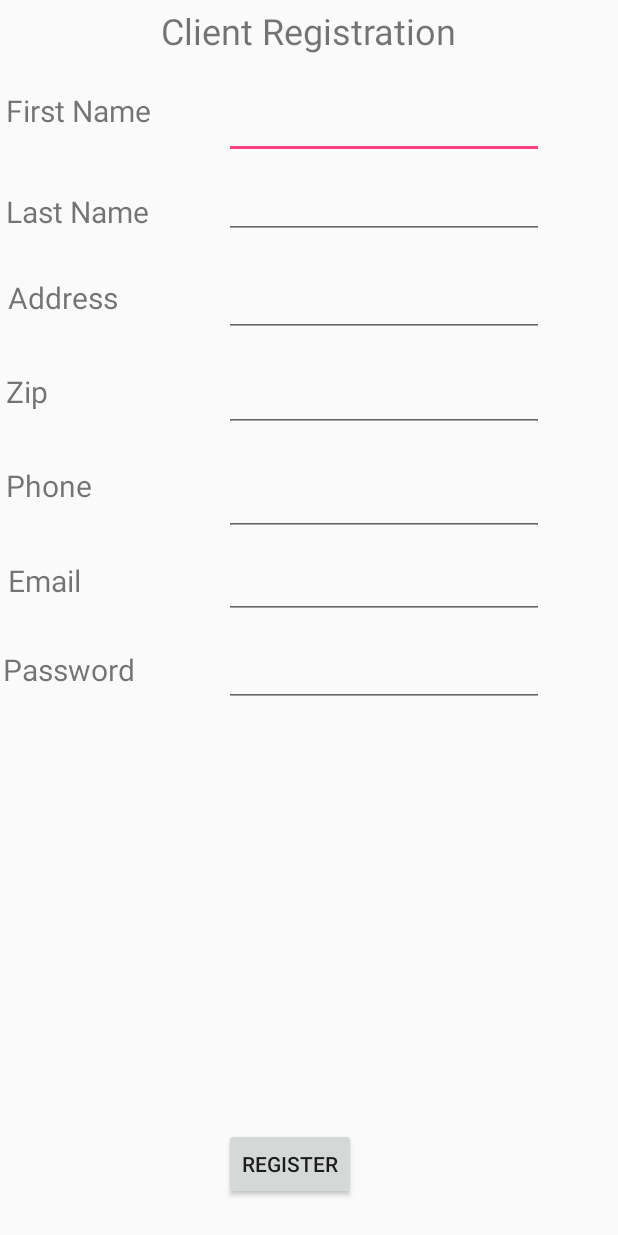
After one commit to CAPSTONE-2018/ShareFest, an Android app: the RegisterClientActivity screen opened directly, with no data from a screen before it, on a phone screen of 412 x 824 dp. The commit adds this screen. Run offline under Robolectric (Android 15) with nearby library versions, the phone set to English and light mode, and no system bars; Roboto replaces fonts that are not available here.

Commit message:
Farmina - added registration page

```diff
--- a/FoodServiceMobileApp/app/src/main/AndroidManifest.xml
+++ b/FoodServiceMobileApp/app/src/main/AndroidManifest.xml
@@ -33,7 +33,9 @@
         <activity android:name=".BusinessAccountActivity" />
         <activity android:name=".ClientCheckPackageActivity" />
         <activity android:name=".ClientAccountActivity" />
-        <activity android:name=".RegisterActivity"></activity>
+        <activity android:name=".RegisterActivity" />
+        <activity android:name=".RegisterBusinessActivity" />
+        <activity android:name=".RegisterClientActivity"></activity>
     </application>
 
 </manifest>
--- /dev/null
+++ b/FoodServiceMobileApp/app/src/main/java/com/example/jaren/foodservice_mobileapp/RegisterClientActivity.java
@@ -0,0 +1,13 @@
+package com.example.jaren.foodservice_mobileapp;
+
+import android.support.v7.app.AppCompatActivity;
+import android.os.Bundle;
+
+public class RegisterClientActivity extends AppCompatActivity {
+
+    @Override
+    protected void onCreate(Bundle savedInstanceState) {
+        super.onCreate(savedInstanceState);
+        setContentView(R.layout.activity_register_client);
+    }
+}
--- /dev/null
+++ b/FoodServiceMobileApp/app/src/main/res/layout/activity_register_client.xml
@@ -0,0 +1,182 @@
+<?xml version="1.0" encoding="utf-8"?>
+<android.support.constraint.ConstraintLayout xmlns:android="http://schemas.android.com/apk/res/android"
+    xmlns:app="http://schemas.android.com/apk/res-auto"
+    xmlns:tools="http://schemas.android.com/tools"
+    android:layout_width="match_parent"
+    android:layout_height="match_parent"
+    tools:context="com.example.jaren.foodservice_mobileapp.RegisterClientActivity"
+    tools:layout_editor_absoluteY="25dp">
+
+    <TextView
+        android:id="@+id/tvClient"
+        android:layout_width="wrap_content"
+        android:layout_height="wrap_content"
+        android:layout_marginTop="4dp"
+        android:text="Client Registration"
+        android:textSize="24dp"
+        app:layout_constraintEnd_toEndOf="parent"
+        app:layout_constraintStart_toStartOf="parent"
+        app:layout_constraintTop_toTopOf="parent" />
+
+    <TextView
+        android:id="@+id/tvClientFName"
+        android:layout_width="wrap_content"
+        android:layout_height="wrap_content"
+        android:layout_marginStart="4dp"
+        android:layout_marginTop="60dp"
+        android:text="First Name"
+        android:textSize="20dp"
+        app:layout_constraintStart_toStartOf="parent"
+        app:layout_constraintTop_toTopOf="parent" />
+
+    <EditText
+        android:id="@+id/etClientName"
+        android:layout_width="wrap_content"
+        android:layout_height="wrap_content"
+        android:layout_marginEnd="35dp"
+        android:layout_marginStart="42dp"
+        android:layout_marginTop="24dp"
+        android:ems="10"
+        android:inputType="textPersonName"
+        app:layout_constraintEnd_toEndOf="parent"
+        app:layout_constraintHorizontal_bias="0.0"
+        app:layout_constraintStart_toStartOf="@+id/tvClient"
+        app:layout_constraintTop_toBottomOf="@+id/tvClient" />
+
+    <TextView
+        android:id="@+id/tvLastName"
+        android:layout_width="wrap_content"
+        android:layout_height="wrap_content"
+        android:layout_marginStart="4dp"
+        android:layout_marginTop="40dp"
+        android:text="Last Name"
+        android:textSize="20dp"
+        app:layout_constraintStart_toStartOf="parent"
+        app:layout_constraintTop_toBottomOf="@+id/tvClientFName" />
+
+    <EditText
+        android:id="@+id/etLastName"
+        android:layout_width="wrap_content"
+        android:layout_height="wrap_content"
+        android:layout_marginTop="8dp"
+        android:ems="10"
+        android:inputType="textPersonName"
+        app:layout_constraintEnd_toEndOf="@+id/etClientName"
+        app:layout_constraintTop_toBottomOf="@+id/etClientName" />
+
+    <TextView
+        android:id="@+id/tvAddress"
+        android:layout_width="wrap_content"
+        android:layout_height="wrap_content"
+        android:layout_marginStart="5dp"
+        android:layout_marginTop="30dp"
+        android:text="Address"
+        android:textSize="20dp"
+        app:layout_constraintStart_toStartOf="parent"
+        app:layout_constraintTop_toBottomOf="@+id/tvLastName" />
+
+    <EditText
+        android:id="@+id/etAddress"
+        android:layout_width="wrap_content"
+        android:layout_height="wrap_content"
+        android:layout_marginTop="20dp"
+        android:ems="10"
+        android:inputType="textPersonName"
+        app:layout_constraintStart_toStartOf="@+id/etLastName"
+        app:layout_constraintTop_toBottomOf="@+id/etLastName" />
+
+    <TextView
+        android:id="@+id/tvZip"
+        android:layout_width="wrap_content"
+        android:layout_height="wrap_content"
+        android:layout_marginStart="4dp"
+        android:layout_marginTop="35dp"
+        android:text="Zip"
+        android:textSize="20dp"
+        app:layout_constraintStart_toStartOf="parent"
+        app:layout_constraintTop_toBottomOf="@+id/tvAddress" />
+
+    <EditText
+        android:id="@+id/etZip"
+        android:layout_width="wrap_content"
+        android:layout_height="wrap_content"
+        android:layout_marginTop="18dp"
+        android:ems="10"
+        android:inputType="textPersonName"
+        app:layout_constraintStart_toStartOf="@+id/etAddress"
+        app:layout_constraintTop_toBottomOf="@+id/etAddress" />
+
+    <TextView
+        android:id="@+id/tvPhonr"
+        android:layout_width="wrap_content"
+        android:layout_height="wrap_content"
+        android:layout_marginStart="4dp"
+        android:layout_marginTop="35dp"
+        android:text="Phone"
+        android:textSize="20dp"
+        app:layout_constraintStart_toStartOf="parent"
+        app:layout_constraintTop_toBottomOf="@+id/tvZip" />
+
+    <EditText
+        android:id="@+id/etPhone"
+        android:layout_width="wrap_content"
+        android:layout_height="wrap_content"
+        android:layout_marginTop="24dp"
+        android:ems="10"
+        android:inputType="textPersonName"
+        app:layout_constraintStart_toStartOf="@+id/etZip"
+        app:layout_constraintTop_toBottomOf="@+id/etZip" />
+
+    <TextView
+        android:id="@+id/tvEmail"
+        android:layout_width="wrap_content"
+        android:layout_height="wrap_content"
+        android:layout_marginStart="5dp"
+        android:layout_marginTop="36dp"
+        android:text="Email"
+        android:textSize="20dp"
+        app:layout_constraintStart_toStartOf="parent"
+        app:layout_constraintTop_toBottomOf="@+id/tvPhonr" />
+
+    <EditText
+        android:id="@+id/etEmail"
+        android:layout_width="wrap_content"
+        android:layout_height="wrap_content"
+        android:layout_marginTop="10dp"
+        android:ems="10"
+        android:inputType="textPersonName"
+        app:layout_constraintStart_toStartOf="@+id/etPhone"
+        app:layout_constraintTop_toBottomOf="@+id/etPhone" />
+
+    <TextView
+        android:id="@+id/tvPassword"
+        android:layout_width="wrap_content"
+        android:layout_height="wrap_content"
+        android:layout_marginStart="2dp"
+        android:layout_marginTop="32dp"
+        android:text="Password"
+        android:textSize="20dp"
+        app:layout_constraintStart_toStartOf="parent"
+        app:layout_constraintTop_toBottomOf="@+id/tvEmail" />
+
+    <EditText
+        android:id="@+id/etPassword"
+        android:layout_width="wrap_content"
+        android:layout_height="wrap_content"
+        android:layout_marginTop="13dp"
+        android:ems="10"
+        android:inputType="textPassword"
+        app:layout_constraintStart_toStartOf="@+id/etEmail"
+        app:layout_constraintTop_toBottomOf="@+id/etEmail" />
+
+    <Button
+        android:id="@+id/btnClientRegister"
+        android:layout_width="wrap_content"
+        android:layout_height="wrap_content"
+        android:layout_marginBottom="24dp"
+        android:text="Register"
+        app:layout_constraintBottom_toBottomOf="parent"
+        app:layout_constraintStart_toStartOf="@+id/etPassword" />
+
+
+</android.support.constraint.ConstraintLayout>
```
Also changed, not shown: FoodServiceMobileApp/app/src/main/java/com/example/jaren/foodservice_mobileapp/LoginActivity.java (+24 -5 lines), FoodServiceMobileApp/app/src/main/java/com/example/jaren/foodservice_mobileapp/RegisterActivity.java (+41 -0 lines), FoodServiceMobileApp/app/src/main/java/com/example/jaren/foodservice_mobileapp/RegisterBusinessActivity.java (added, +17 -0 lines), FoodServiceMobileApp/app/src/main/res/layout/activity_register.xml (+49 -9 lines), FoodServiceMobileApp/app/src/main/res/layout/activity_register_business.xml (added, +159 -0 lines), 2 other files.
